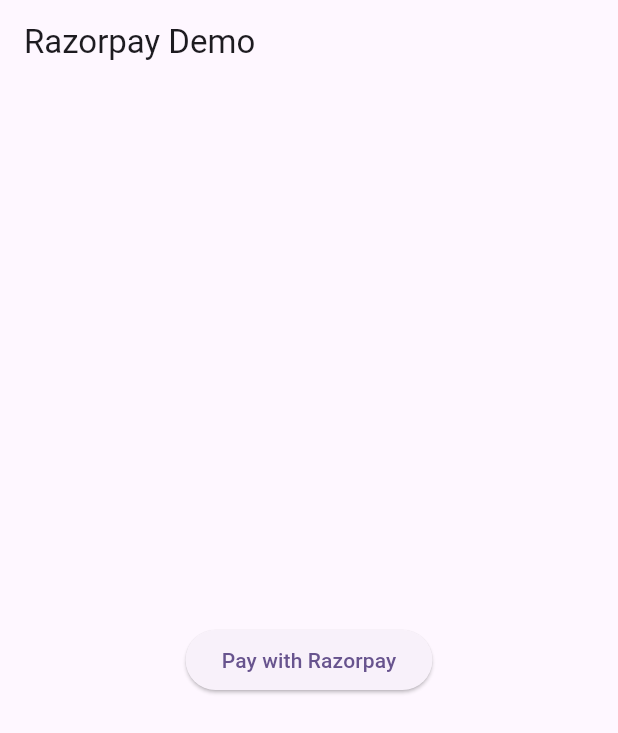
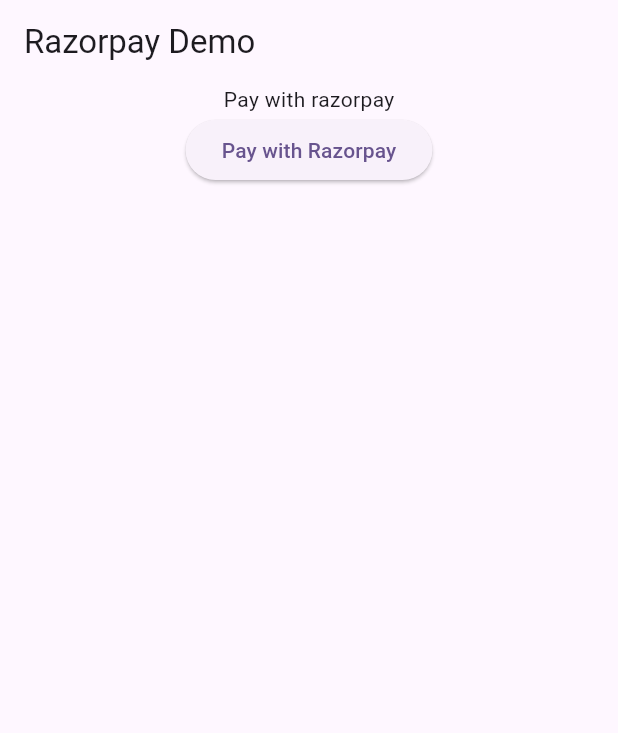
Before and after one commit to KRRanjith45/Razorpay, a Flutter app: the screen it shows after launch, on a phone screen of 412 x 824 dp. Shown: the top 733 px of the screen. Run offline on Flutter 3.47's test engine with Material 3 defaults, Android fonts, the phone set to English and light mode, and no system bars; missing offline and left inert: razorpay_flutter.

Commit message:
Ranjith 17/08/2024 Razorpay integration

```diff
--- a/lib/Home.dart
+++ b/lib/Home.dart
@@ -66,9 +66,14 @@ class _HomeState extends State<Home> {
         title: Text('Razorpay Demo'),
       ),
       body: Center(
-        child: ElevatedButton(
-          onPressed: _openCheckout,
-          child: Text('Pay with Razorpay'),
+        child: Column(
+          children: [
+            Text("Pay with razorpay"),
+            ElevatedButton(
+              onPressed: _openCheckout,
+              child: Text('Pay with Razorpay'),
+            ),
+          ],
         ),
       ),
     );
```
